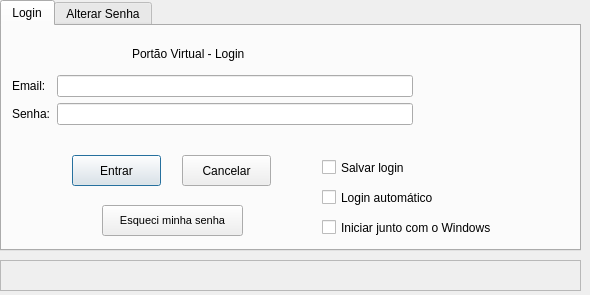
First picture: the form in formLogin.ui, repository noldorj/Personal-Home-Guard, before the edit.
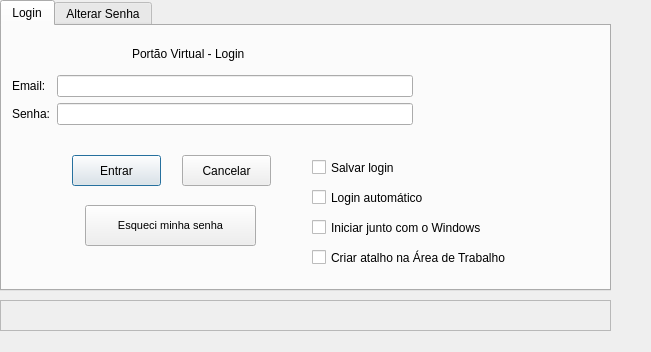
Second picture: the form after the edit. The open tabs and pages were chosen to show the change.

The edit to the form file:
```diff
--- a/formLogin.ui
+++ b/formLogin.ui
@@ -9,8 +9,8 @@
    <rect>
     <x>0</x>
     <y>0</y>
-    <width>590</width>
-    <height>295</height>
+    <width>651</width>
+    <height>352</height>
    </rect>
   </property>
   <property name="windowTitle">
@@ -24,8 +24,8 @@
     <rect>
      <x>0</x>
      <y>0</y>
-     <width>581</width>
-     <height>251</height>
+     <width>611</width>
+     <height>291</height>
     </rect>
    </property>
    <property name="contextMenuPolicy">
@@ -120,10 +120,10 @@
     <widget class="QPushButton" name="btnEsqueciSenha">
      <property name="geometry">
       <rect>
-       <x>100</x>
+       <x>83</x>
        <y>179</y>
-       <width>141</width>
-       <height>31</height>
+       <width>171</width>
+       <height>41</height>
       </rect>
      </property>
      <property name="font">
@@ -138,9 +138,9 @@
     <widget class="QCheckBox" name="checkBoxSalvarLogin">
      <property name="geometry">
       <rect>
-       <x>320</x>
+       <x>310</x>
        <y>130</y>
-       <width>111</width>
+       <width>161</width>
        <height>23</height>
       </rect>
      </property>
@@ -151,9 +151,9 @@
     <widget class="QCheckBox" name="checkBoxLoginAutomatico">
      <property name="geometry">
       <rect>
-       <x>320</x>
+       <x>310</x>
        <y>160</y>
-       <width>151</width>
+       <width>201</width>
        <height>23</height>
       </rect>
      </property>
@@ -164,9 +164,9 @@
     <widget class="QCheckBox" name="checkBoxLoginAutoStart">
      <property name="geometry">
       <rect>
-       <x>320</x>
+       <x>310</x>
        <y>190</y>
-       <width>221</width>
+       <width>241</width>
        <height>23</height>
       </rect>
      </property>
@@ -174,6 +174,19 @@
       <string>Iniciar junto com o Windows</string>
      </property>
     </widget>
+    <widget class="QCheckBox" name="checkBoxAtalhoDesktop">
+     <property name="geometry">
+      <rect>
+       <x>310</x>
+       <y>220</y>
+       <width>261</width>
+       <height>23</height>
+      </rect>
+     </property>
+     <property name="text">
+      <string>Criar atalho na Área de Trabalho</string>
+     </property>
+    </widget>
    </widget>
    <widget class="QWidget" name="tab_4">
     <attribute name="title">
@@ -266,8 +279,8 @@
    <property name="geometry">
     <rect>
      <x>0</x>
-     <y>260</y>
-     <width>581</width>
+     <y>300</y>
+     <width>611</width>
      <height>31</height>
     </rect>
    </property>
```
Left out of the diff: 19 changed lines with no effect on the pictures.
